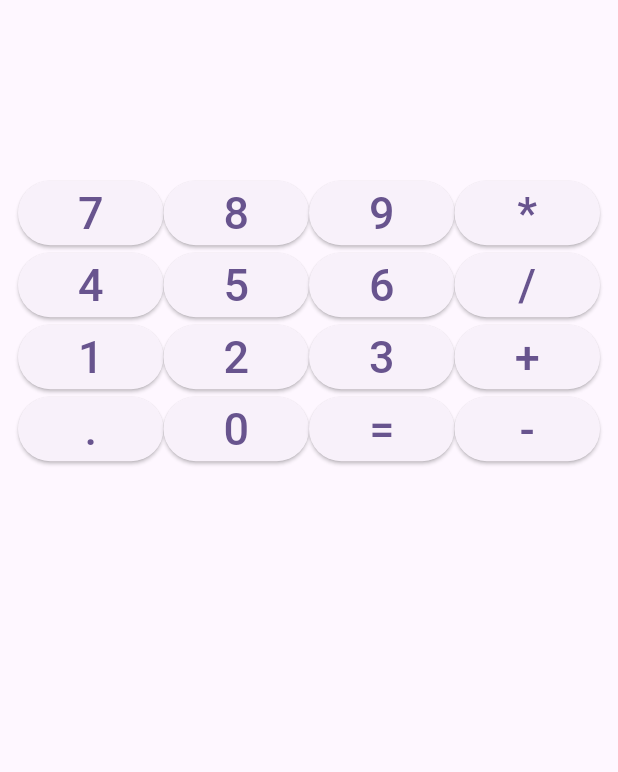
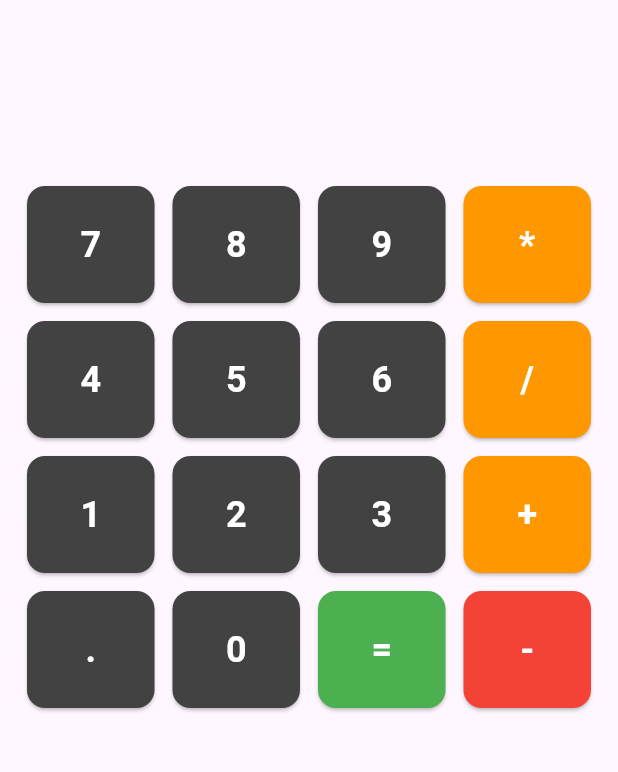
Before and after one commit to SalahHassan202/flutter_calculator_app, a Flutter app: the screen it shows after launch, on a phone screen of 412 x 824 dp, the part 63-835 px from its top. Run offline on Flutter 3.47's test engine with Material 3 defaults, Android fonts, the phone set to English and light mode, and no system bars.

Commit message:
finish custom widget screen

```diff
--- a/lib/widgets/custom_button.dart
+++ b/lib/widgets/custom_button.dart
@@ -2,21 +2,41 @@ import 'package:flutter/material.dart';
 
 class CustomButton extends StatelessWidget {
   final String text;
+  final Color color;
   final Function(String) onClickButton;
+
   const CustomButton({
     super.key,
     required this.text,
+    required this.color,
     required this.onClickButton,
   });
 
   @override
   Widget build(BuildContext context) {
     return Expanded(
-      child: ElevatedButton(
-        onPressed: () {
-          onClickButton(text);
-        },
-        child: Text(text, style: TextStyle(fontSize: 30)),
+      child: Padding(
+        padding: const EdgeInsets.all(6),
+        child: ElevatedButton(
+          style: ElevatedButton.styleFrom(
+            backgroundColor: color,
+            padding: const EdgeInsets.symmetric(vertical: 22),
+            shape: RoundedRectangleBorder(
+              borderRadius: BorderRadius.circular(12),
+            ),
+          ),
+          onPressed: () {
+            onClickButton(text);
+          },
+          child: Text(
+            text,
+            style: const TextStyle(
+              fontSize: 24,
+              fontWeight: FontWeight.bold,
+              color: Colors.white,
+            ),
+          ),
+        ),
       ),
     );
   }
```
